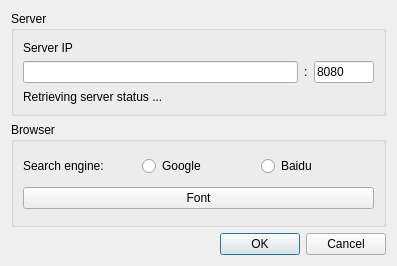
Old version of the form FAQsBrowser/OptionsDlg.ui in the repository congchenutd/COFAQs.
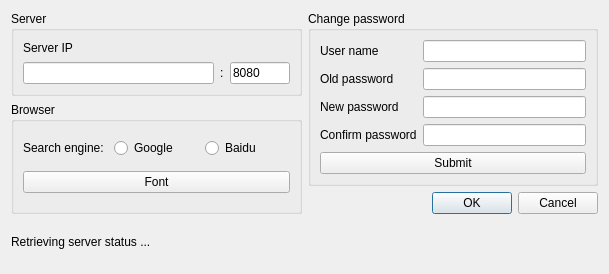
New version of the form.

```diff
--- a/FAQsBrowser/OptionsDlg.ui
+++ b/FAQsBrowser/OptionsDlg.ui
@@ -6,15 +6,120 @@
    <rect>
     <x>0</x>
     <y>0</y>
-    <width>397</width>
-    <height>266</height>
+    <width>609</width>
+    <height>274</height>
    </rect>
   </property>
   <property name="windowTitle">
    <string>Options</string>
   </property>
-  <layout class="QVBoxLayout" name="verticalLayout_2">
-   <item>
+  <layout class="QGridLayout" name="gridLayout_3">
+   <item row="0" column="1" rowspan="2">
+    <widget class="QGroupBox" name="groupBox">
+     <property name="title">
+      <string>Change password</string>
+     </property>
+     <layout class="QGridLayout" name="gridLayout">
+      <item row="1" column="0">
+       <widget class="QLabel" name="label_3">
+        <property name="text">
+         <string>Old password</string>
+        </property>
+       </widget>
+      </item>
+      <item row="3" column="1">
+       <widget class="QLineEdit" name="leNewPassword2">
+        <property name="echoMode">
+         <enum>QLineEdit::PasswordEchoOnEdit</enum>
+        </property>
+       </widget>
+      </item>
+      <item row="2" column="0">
+       <widget class="QLabel" name="label_4">
+        <property name="text">
+         <string>New password</string>
+        </property>
+       </widget>
+      </item>
+      <item row="1" column="1">
+       <widget class="QLineEdit" name="leOldPassword">
+        <property name="echoMode">
+         <enum>QLineEdit::PasswordEchoOnEdit</enum>
+        </property>
+       </widget>
+      </item>
+      <item row="3" column="0">
+       <widget class="QLabel" name="label_7">
+        <property name="text">
+         <string>Confirm password</string>
+        </property>
+       </widget>
+      </item>
+      <item row="0" column="1">
+       <widget class="QLineEdit" name="leUserName"/>
+      </item>
+      <item row="2" column="1">
+       <widget class="QLineEdit" name="leNewPassword">
+        <property name="echoMode">
+         <enum>QLineEdit::PasswordEchoOnEdit</enum>
+        </property>
+       </widget>
+      </item>
+      <item row="0" column="0">
+       <widget class="QLabel" name="label_2">
+        <property name="text">
+         <string>User name</string>
+        </property>
+       </widget>
+      </item>
+      <item row="4" column="0" colspan="2">
+       <widget class="QPushButton" name="btSubmit">
+        <property name="text">
+         <string>Submit</string>
+        </property>
+       </widget>
+      </item>
+     </layout>
+    </widget>
+   </item>
+   <item row="1" column="0" rowspan="2">
+    <widget class="QGroupBox" name="groupBox_3">
+     <property name="title">
+      <string>Browser</string>
+     </property>
+     <layout class="QGridLayout" name="gridLayout_2">
+      <item row="0" column="0">
+       <widget class="QLabel" name="label_5">
+        <property name="text">
+         <string>Search engine:</string>
+        </property>
+       </widget>
+      </item>
+      <item row="0" column="1">
+       <widget class="QRadioButton" name="radioGoogle">
+        <property name="text">
+         <string>Google</string>
+        </property>
+       </widget>
+      </item>
+      <item row="0" column="2">
+       <widget class="QRadioButton" name="radioBaidu">
+        <property name="text">
+         <string>Baidu</string>
+        </property>
+       </widget>
+      </item>
+      <item row="1" column="0" colspan="3">
+       <widget class="QPushButton" name="btFont">
+        <property name="text">
+         <string>Font</string>
+        </property>
+       </widget>
+      </item>
+     </layout>
+    </widget>
+   </item>
+   <item row="0" column="0">
     <widget class="QGroupBox" name="groupBox_2">
      <property name="title">
       <string>Server</string>
@@ -54,54 +159,10 @@
         </item>
        </layout>
       </item>
-      <item>
-       <widget class="QLabel" name="labelServerStatus">
-        <property name="text">
-         <string>Retrieving server status ...</string>
-        </property>
-       </widget>
-      </item>
      </layout>
     </widget>
    </item>
-   <item>
-    <widget class="QGroupBox" name="groupBox_3">
-     <property name="title">
-      <string>Browser</string>
-     </property>
-     <layout class="QGridLayout" name="gridLayout_2">
-      <item row="0" column="0">
-       <widget class="QLabel" name="label_5">
-        <property name="text">
-         <string>Search engine:</string>
-        </property>
-       </widget>
-      </item>
-      <item row="0" column="1">
-       <widget class="QRadioButton" name="radioGoogle">
-        <property name="text">
-         <string>Google</string>
-        </property>
-       </widget>
-      </item>
-      <item row="0" column="2">
-       <widget class="QRadioButton" name="radioBaidu">
-        <property name="text">
-         <string>Baidu</string>
-        </property>
-       </widget>
-      </item>
-      <item row="1" column="0" colspan="3">
-       <widget class="QPushButton" name="btFont">
-        <property name="text">
-         <string>Font</string>
-        </property>
-       </widget>
-      </item>
-     </layout>
-    </widget>
-   </item>
-   <item>
+   <item row="2" column="1">
     <widget class="QDialogButtonBox" name="buttonBox">
      <property name="orientation">
       <enum>Qt::Horizontal</enum>
@@ -111,6 +172,13 @@
      </property>
     </widget>
    </item>
+   <item row="3" column="0" colspan="2">
+    <widget class="QLabel" name="labelMessage">
+     <property name="text">
+      <string>Retrieving server status ...</string>
+     </property>
+    </widget>
+   </item>
   </layout>
  </widget>
  <tabstops>
```
Left out of the diff: 8 changed lines with no effect on the pictures.
